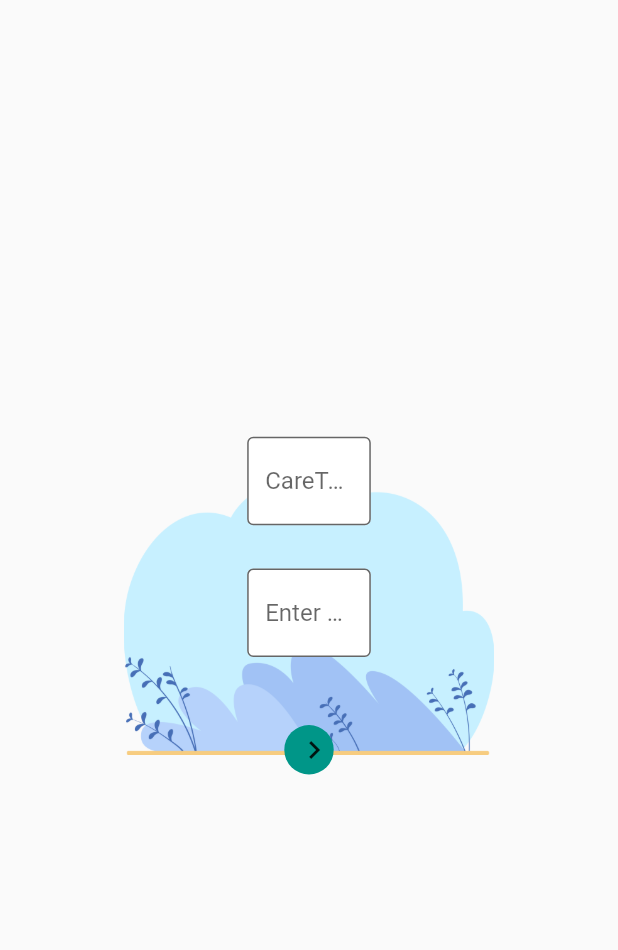
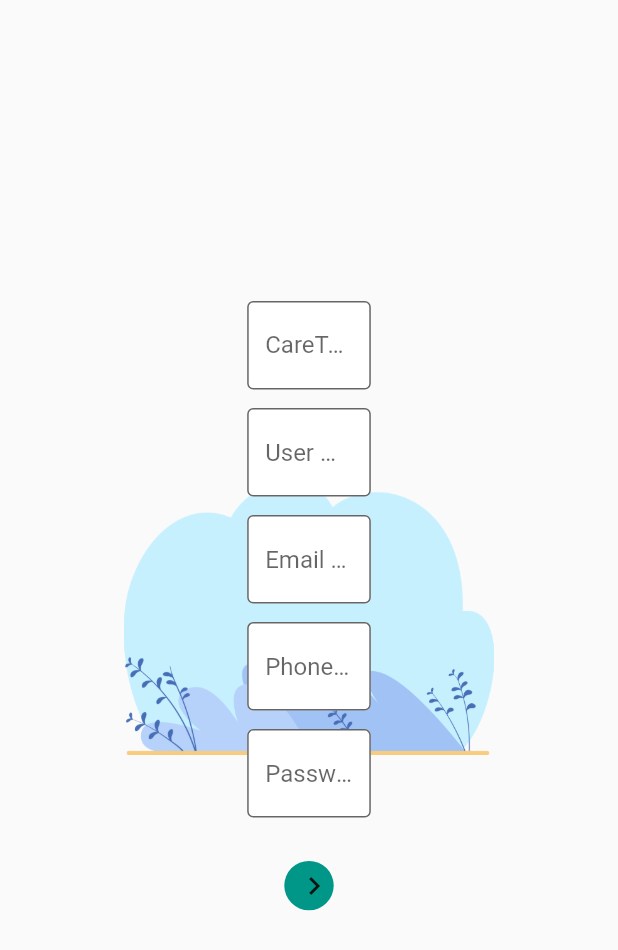
Before and after one commit to Bhavikkpatel/Nola, a Flutter app: the RegisterForm screen opened directly, on a phone screen of 412 x 824 dp. Shown: the top 950 px of the screen. Run offline on Flutter 3.47's test engine with Material 2 defaults, Android fonts, the phone set to English and light mode, and no system bars.

Commit message:
beta 0.2

```diff
--- a/lib/main.dart
+++ b/lib/main.dart
@@ -1,4 +1,5 @@
 import 'package:flutter/material.dart';
+import 'package:nola_the_bot/register.dart';
 import 'home.dart';
 
 void main() {
@@ -11,7 +12,7 @@
     return MaterialApp(
       debugShowCheckedModeBanner: false,
       home: Scaffold(
-        body: HomePage(),
+        body: RegisterForm(),
       ),
     );
   }
--- a/lib/register.dart
+++ b/lib/register.dart
@@ -9,6 +9,9 @@
 class _RegisterFormState extends State<RegisterForm> {
   TextEditingController _ctController = TextEditingController();
   TextEditingController _nameController = TextEditingController();
+  TextEditingController _EController = TextEditingController();
+  TextEditingController _PController = TextEditingController();
+  TextEditingController _PassController = TextEditingController();
   final _registerFormKey = GlobalKey<FormState>();
   @override
   Widget build(BuildContext context) {
@@ -16,7 +19,7 @@
       body: Center(
         child: Container(
           width: MediaQuery.of(context).size.width * 0.6,
-          height: MediaQuery.of(context).size.height * 0.6,
+          height: MediaQuery.of(context).size.height * 0.8,
           decoration: BoxDecoration(
               image: DecorationImage(
             image: AssetImage('assets/background.png'),
@@ -26,13 +29,26 @@
             child: Column(
               mainAxisAlignment: MainAxisAlignment.center,
               children: [
-                inputField('CareTaker Name', _ctController, 'Enter Value'),
+                inputField(
+                    'CareTaker Name', _ctController, 'Enter Value', false),
                 SizedBox(
-                  height: MediaQuery.of(context).size.height * 0.035,
+                  height: MediaQuery.of(context).size.height * 0.015,
                 ),
-                inputField('Enter Name', _nameController, 'Enter Value'),
+                inputField('User Name', _nameController, 'Enter Value', false),
                 SizedBox(
-                  height: MediaQuery.of(context).size.height * 0.035,
+                  height: MediaQuery.of(context).size.height * 0.015,
+                ),
+                inputField('Email address', _EController, 'Enter Value', false),
+                SizedBox(
+                  height: MediaQuery.of(context).size.height * 0.015,
+                ),
+                inputField('Phone Number', _PController, 'Enter Value', false),
+                SizedBox(
+                  height: MediaQuery.of(context).size.height * 0.015,
+                ),
+                inputField('Password', _PassController, 'Enter Value', true),
+                SizedBox(
+                  height: MediaQuery.of(context).size.height * 0.015,
                 ),
                 Container(
                     height: MediaQuery.of(context).size.height * 0.08,
@@ -66,8 +82,8 @@
     );
   }
 
-  Container inputField(
-      String hint, TextEditingController controller, String validateFailTxt) {
+  Container inputField(String hint, TextEditingController controller,
+      String validateFailTxt, bool ispass) {
     return Container(
       constraints:
           BoxConstraints(maxWidth: MediaQuery.of(context).size.width * 0.2),
@@ -88,6 +104,7 @@
           )),
           hintText: hint,
         ),
+        obscureText: ispass,
       ),
     );
   }
--- a/pubspec.yaml
+++ b/pubspec.yaml
@@ -30,6 +30,7 @@
   cupertino_icons: ^1.0.2
   lottie: ^1.0.1
   blurrycontainer:
+  intl:
 
 dev_dependencies:
   flutter_test:
```
Also changed, not shown: lib/home.dart (+39 -5 lines), pubspec.lock.
